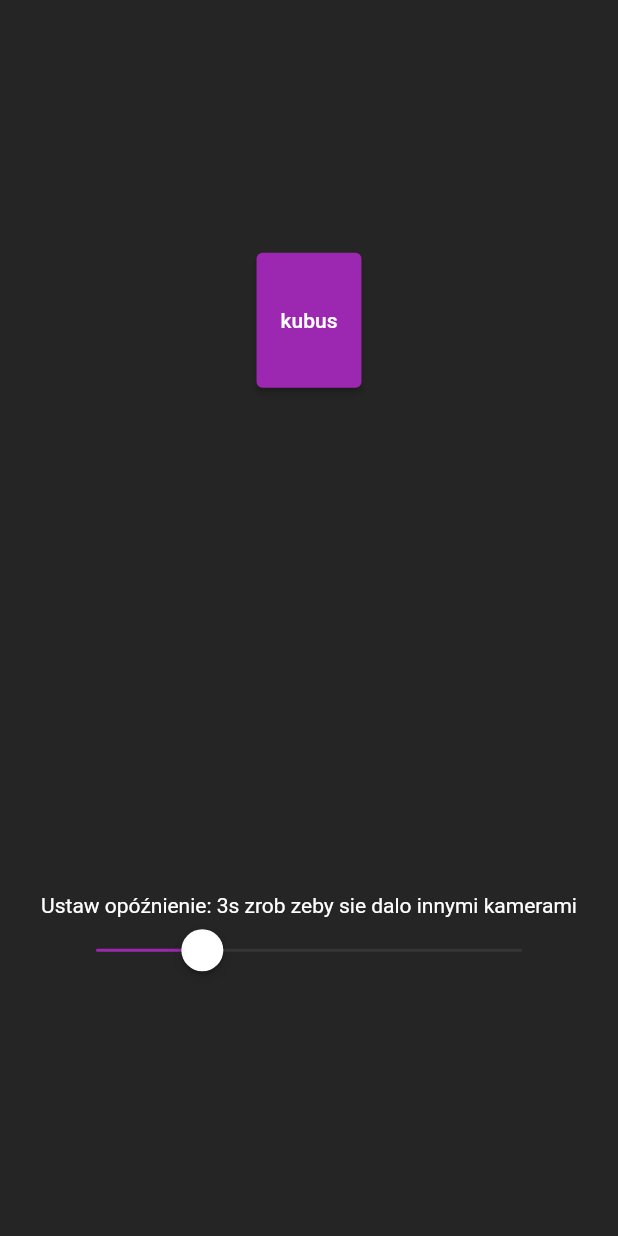
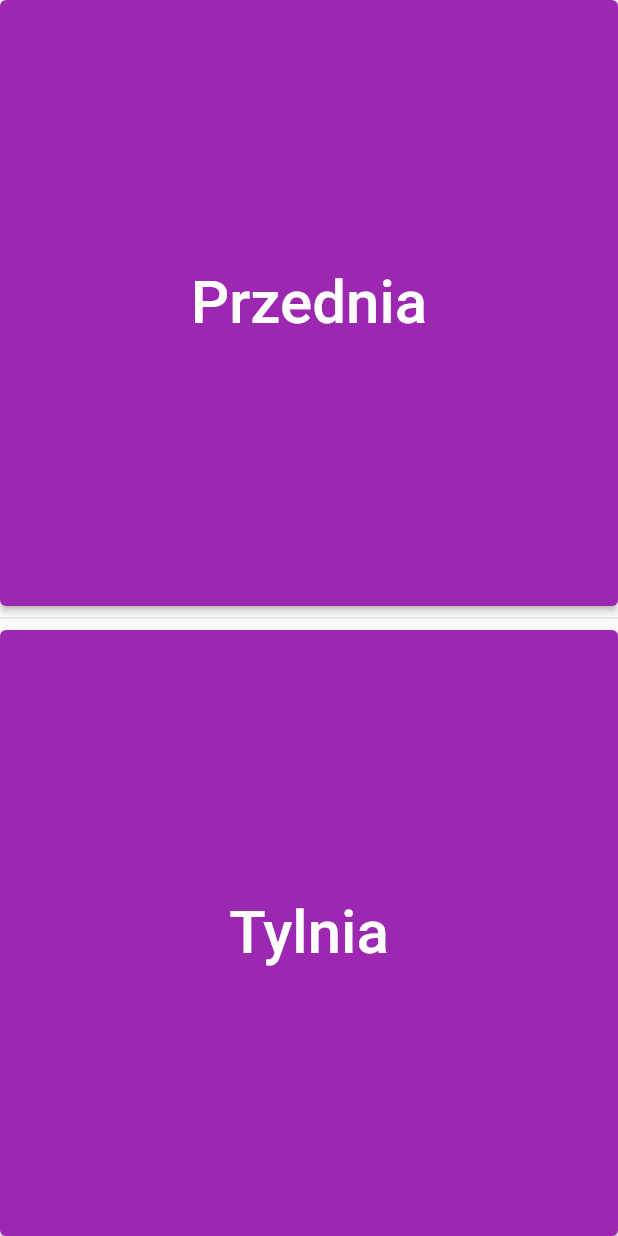
Before and after one commit to mmMarcinus/Invisible-Camera-Kubus-app-, a Flutter app: the screen it shows after launch, on a phone screen of 412 x 824 dp. Run offline on Flutter 3.47's test engine with Material 2 defaults, Android fonts, the light colour scheme and no system bars; our stand-ins replace camera, gallery_saver.

Commit message:
v1.0.0 added choosing camera

```diff
--- a/lib/main.dart
+++ b/lib/main.dart
@@ -1,5 +1,6 @@
 import 'package:camera/camera.dart';
 import 'package:flutter/material.dart';
+import 'package:kubus_app/screens/choose_camera_screen.dart';
 import 'package:kubus_app/screens/main_screen.dart';
 
 Future<void> main() async {
@@ -11,25 +12,18 @@ Future<void> main() async {
 class MyApp extends StatelessWidget {
   const MyApp({Key? key}) : super(key: key);
 
-  // // This widget is the root of your application.
   // late CameraDescription camera = const CameraDescription(
   //     name: '', lensDirection: CameraLensDirection.front, sensorOrientation: 1);
   @override
   Widget build(BuildContext context) {
-    late CameraDescription camera;
-    return FutureBuilder(
-        future: availableCameras().then((value) => camera = value.first),
-        builder: (ctx, snapshot) {
+    return FutureBuilder(builder: (ctx, snapshot) {
       return MaterialApp(
         title: 'Flutter Demo',
         theme: ThemeData(
           primarySwatch: Colors.purple,
         ),
-              home: snapshot.connectionState == ConnectionState.done
-                  ? MainScreen(
-                      camera: camera,
-                    )
-                  : Container());
+        home: const ChooseCameraScreen(),
+      );
     });
   }
 }
--- /dev/null
+++ b/lib/screens/choose_camera_screen.dart
@@ -0,0 +1,54 @@
+import 'package:camera/camera.dart';
+import 'package:flutter/material.dart';
+import 'package:kubus_app/screens/main_screen.dart';
+
+class ChooseCameraScreen extends StatelessWidget {
+  const ChooseCameraScreen({Key? key}) : super(key: key);
+
+  void goToMainScren(CameraDescription camera, BuildContext context) {
+    Navigator.of(context).push(MaterialPageRoute(
+        builder: (context) => MainScreen(
+              camera: camera,
+            )));
+  }
+
+  @override
+  Widget build(BuildContext context) {
+    List<CameraDescription> cameras = [];
+    return Scaffold(
+      body: FutureBuilder(
+          future: availableCameras().then((value) => cameras = value),
+          builder: (ctx, snapshot) {
+            return snapshot.connectionState == ConnectionState.done
+                ? Column(
+                    children: <Widget>[
+                      Expanded(
+                          child: ElevatedButton(
+                        child: const SizedBox(
+                            width: double.infinity,
+                            child: Center(
+                                child: Text('Przednia',
+                                    style: TextStyle(fontSize: 40)))),
+                        onPressed: () => goToMainScren(cameras[0], context),
+                      )),
+                      const Divider(),
+                      Expanded(
+                          child: ElevatedButton(
+                        child: const SizedBox(
+                            width: double.infinity,
+                            child: Center(
+                                child: Text(
+                              'Tylnia',
+                              style: TextStyle(fontSize: 40),
+                            ))),
+                        onPressed: () => goToMainScren(cameras[1], context),
+                      ))
+                    ],
+                  )
+                : const Center(
+                    child: CircularProgressIndicator(),
+                  );
+          }),
+    );
+  }
+}
--- a/lib/screens/main_screen.dart
+++ b/lib/screens/main_screen.dart
@@ -10,6 +10,7 @@ import 'package:path_provider/path_provider.dart' as syspaths;
 class MainScreen extends StatefulWidget {
   final CameraDescription camera;
   const MainScreen({Key? key, required this.camera}) : super(key: key);
+  static const routeName = 'main';
 
   @override
   State<MainScreen> createState() => _MainScreenState();
@@ -36,6 +37,7 @@ class _MainScreenState extends State<MainScreen> {
       GallerySaver.saveImage(image!.path, albumName: 'KUBUS');
     } catch (err) {
       print(err);
+      setState(() {});
     }
   }
 
@@ -73,7 +75,6 @@ class _MainScreenState extends State<MainScreen> {
                 Center(
                   child: ElevatedButton(
                     onPressed: () async {
-                      print(delay);
                       await Future.delayed(Duration(seconds: delay.round()));
                       takePicture();
                     },
@@ -85,7 +86,7 @@ class _MainScreenState extends State<MainScreen> {
                 Column(
                   children: [
                     Text(
-                      'Ustaw opóźnienie: ${delay.round()}s zrob zeby sie dalo innymi kamerami',
+                      'Ustaw opóźnienie: ${delay.round()}s',
                       style: const TextStyle(color: Colors.white),
                     ),
                     SizedBox(
```
Lines whose indentation alone changed are shown as unchanged.
